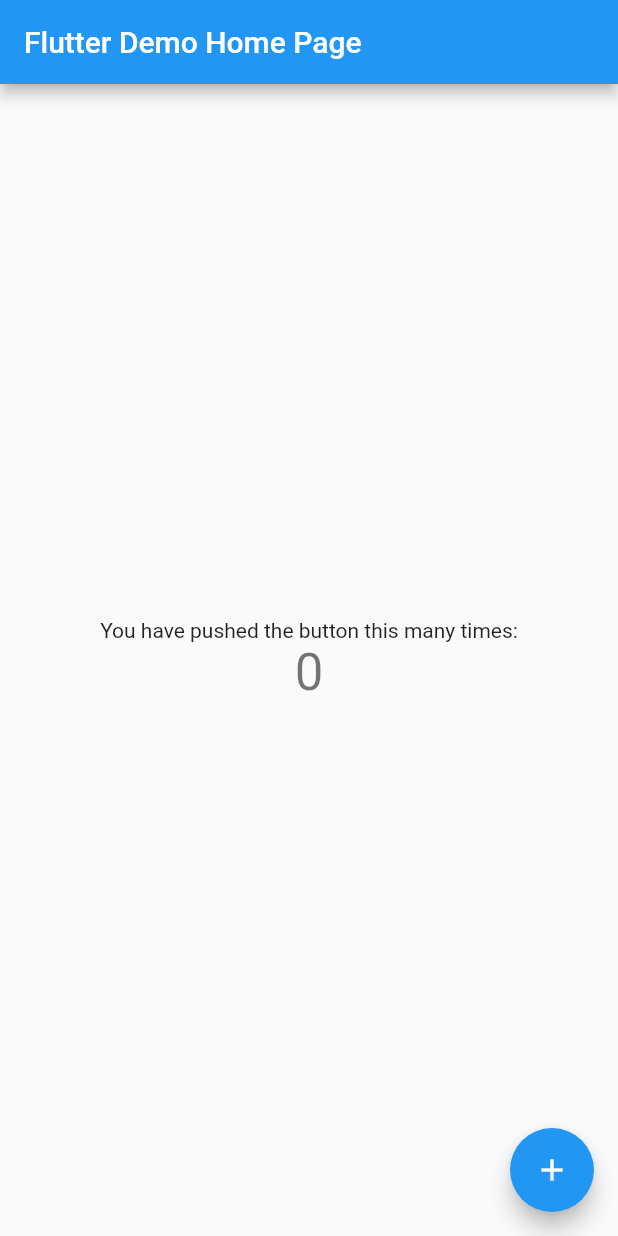
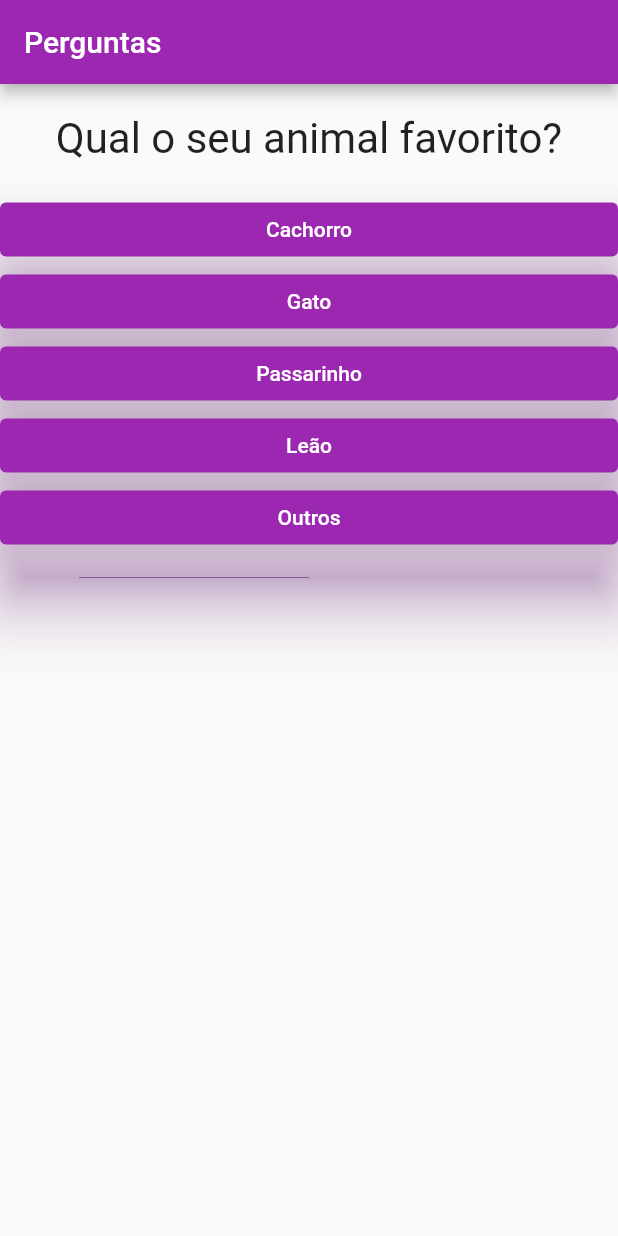
Before and after one commit to diegodmmorais/course_flutter, a Flutter app: the screen it shows after launch, on a phone screen of 412 x 824 dp. Run offline on Flutter 3.47's test engine with Material 2 defaults, Android fonts, the phone set to English and light mode, and no system bars.

Commit message:
criando projeto de estudo questionário

```diff
--- a/projeto_perguntas/lib/main.dart
+++ b/projeto_perguntas/lib/main.dart
@@ -1,115 +1,4 @@
 import 'package:flutter/material.dart';
+import 'questionario/index.dart';
 
-void main() {
-  runApp(const MyApp());
-}
-
-class MyApp extends StatelessWidget {
-  const MyApp({Key? key}) : super(key: key);
-
-  // This widget is the root of your application.
-  @override
-  Widget build(BuildContext context) {
-    return MaterialApp(
-      title: 'Flutter Demo',
-      theme: ThemeData(
-        // This is the theme of your application.
-        //
-        // Try running your application with "flutter run". You'll see the
-        // application has a blue toolbar. Then, without quitting the app, try
-        // changing the primarySwatch below to Colors.green and then invoke
-        // "hot reload" (press "r" in the console where you ran "flutter run",
-        // or simply save your changes to "hot reload" in a Flutter IDE).
-        // Notice that the counter didn't reset back to zero; the application
-        // is not restarted.
-        primarySwatch: Colors.blue,
-      ),
-      home: const MyHomePage(title: 'Flutter Demo Home Page'),
-    );
-  }
-}
-
-class MyHomePage extends StatefulWidget {
-  const MyHomePage({Key? key, required this.title}) : super(key: key);
-
-  // This widget is the home page of your application. It is stateful, meaning
-  // that it has a State object (defined below) that contains fields that affect
-  // how it looks.
-
-  // This class is the configuration for the state. It holds the values (in this
-  // case the title) provided by the parent (in this case the App widget) and
-  // used by the build method of the State. Fields in a Widget subclass are
-  // always marked "final".
-
-  final String title;
-
-  @override
-  State<MyHomePage> createState() => _MyHomePageState();
-}
-
-class _MyHomePageState extends State<MyHomePage> {
-  int _counter = 0;
-
-  void _incrementCounter() {
-    setState(() {
-      // This call to setState tells the Flutter framework that something has
-      // changed in this State, which causes it to rerun the build method below
-      // so that the display can reflect the updated values. If we changed
-      // _counter without calling setState(), then the build method would not be
-      // called again, and so nothing would appear to happen.
-      _counter++;
-    });
-  }
-
-  @override
-  Widget build(BuildContext context) {
-    // This method is rerun every time setState is called, for instance as done
-    // by the _incrementCounter method above.
-    //
-    // The Flutter framework has been optimized to make rerunning build methods
-    // fast, so that you can just rebuild anything that needs updating rather
-    // than having to individually change instances of widgets.
-    return Scaffold(
-      appBar: AppBar(
-        // Here we take the value from the MyHomePage object that was created by
-        // the App.build method, and use it to set our appbar title.
-        title: Text(widget.title),
-      ),
-      body: Center(
-        // Center is a layout widget. It takes a single child and positions it
-        // in the middle of the parent.
-        child: Column(
-          // Column is also a layout widget. It takes a list of children and
-          // arranges them vertically. By default, it sizes itself to fit its
-          // children horizontally, and tries to be as tall as its parent.
-          //
-          // Invoke "debug painting" (press "p" in the console, choose the
-          // "Toggle Debug Paint" action from the Flutter Inspector in Android
-          // Studio, or the "Toggle Debug Paint" command in Visual Studio Code)
-          // to see the wireframe for each widget.
-          //
-          // Column has various properties to control how it sizes itself and
-          // how it positions its children. Here we use mainAxisAlignment to
-          // center the children vertically; the main axis here is the vertical
-          // axis because Columns are vertical (the cross axis would be
-          // horizontal).
-          mainAxisAlignment: MainAxisAlignment.center,
-          children: <Widget>[
-            const Text(
-              'You have pushed the button this many times:',
-            ),
-            Text(
-              '$_counter',
-              style: Theme.of(context).textTheme.headline4,
-            ),
-          ],
-        ),
-      ),
-      floatingActionButton: FloatingActionButton(
-        onPressed: _incrementCounter,
-        tooltip: 'Increment',
-        child: const Icon(Icons.add),
-      ), // This trailing comma makes auto-formatting nicer for build methods.
-    );
-  }
-}
+main() => runApp(Questionario());
--- /dev/null
+++ b/projeto_perguntas/lib/questionario/index.dart
@@ -0,0 +1,3 @@
+library questionario;
+
+export 'questionario.dart';
--- /dev/null
+++ b/projeto_perguntas/lib/questionario/questionario.dart
@@ -0,0 +1,57 @@
+import 'package:flutter/material.dart';
+import 'scream/index.dart';
+import 'service/index.dart';
+
+class _State extends State<Questionario> {
+  var _perguntaSelecionada = 0;
+
+  final List<Map<String, Object>> _perguntas;
+
+  _State({required List<Map<String, Object>> perguntas})
+      : _perguntas = perguntas;
+
+  @override
+  Widget build(BuildContext context) {
+    final appBar = AppBar(title: const Text('Perguntas'));
+    Pergunta? perguntaWidget;
+    if (temPerguntaSelecionada) {
+      final pergunta = _perguntas[_perguntaSelecionada];
+      final respostas = pergunta['respostas'] as List;
+      final respostasWidget = respostas
+          .map((e) => Resposta(text: e, onPressed: _responder))
+          .toList();
+      perguntaWidget = temPerguntaSelecionada
+          ? Pergunta(
+              questao: Questao(text: pergunta['pergunta'] as String),
+              respostas: Respostas(children: respostasWidget))
+          : null;
+    }
+
+    var widget = temPerguntaSelecionada
+        ? perguntaWidget
+        : const Resultado(texto: "Parabéns");
+
+    return MaterialApp(
+        theme: ThemeData(primarySwatch: Colors.purple),
+        home: Scaffold(appBar: appBar, body: widget));
+  }
+
+  bool get temPerguntaSelecionada {
+    return _perguntaSelecionada < _perguntas.length;
+  }
+
+  void _responder() {
+    if (temPerguntaSelecionada) {
+      setState(() => {_perguntaSelecionada++});
+      print('clique no botão $_perguntaSelecionada');
+    }
+  }
+}
+
+class Questionario extends StatefulWidget {
+  Questionario({Key? key}) : super(key: key);
+
+  @override
+  State<StatefulWidget> createState() =>
+      _State(perguntas: QuestionarioService().buscarQuestionarios());
+}
--- /dev/null
+++ b/projeto_perguntas/lib/questionario/scream/index.dart
@@ -0,0 +1,7 @@
+library scream;
+
+export 'pergunta.dart';
+export 'questao.dart';
+export 'resposta.dart';
+export 'respostas.dart';
+export 'resultado.dart';
--- /dev/null
+++ b/projeto_perguntas/lib/questionario/scream/pergunta.dart
@@ -0,0 +1,19 @@
+import 'package:flutter/widgets.dart';
+import 'package:projeto_perguntas/questionario/scream/respostas.dart';
+import 'package:projeto_perguntas/questionario/scream/questao.dart';
+
+class Pergunta extends StatelessWidget {
+  final Respostas _respostas;
+  final Questao _questao;
+
+  @override
+  Widget build(BuildContext context) {
+    return Column(children: [_questao, _respostas]);
+  }
+
+  const Pergunta(
+      {Key? key, required Respostas respostas, required Questao questao})
+      : _respostas = respostas,
+        _questao = questao,
+        super(key: key);
+}
--- /dev/null
+++ b/projeto_perguntas/lib/questionario/scream/questao.dart
@@ -0,0 +1,22 @@
+import 'package:flutter/material.dart';
+
+class Questao extends StatelessWidget {
+  final String _text;
+
+  @override
+  Widget build(BuildContext context) {
+    return Container(
+      width: double.infinity, // usar para alinha o texto
+      margin: const EdgeInsets.all(20), // margem
+      child: Text(
+        _text,
+        style: const TextStyle(fontSize: 28), // aumentar o tamanho da tela
+        textAlign: TextAlign.center, // centralizar o texto
+      ),
+    );
+  }
+
+  const Questao({Key? key, required String text})
+      : _text = text,
+        super(key: key);
+}
--- /dev/null
+++ b/projeto_perguntas/lib/questionario/scream/resposta.dart
@@ -0,0 +1,29 @@
+import 'package:flutter/material.dart';
+import 'package:flutter/widgets.dart';
+
+class Resposta extends StatelessWidget {
+  final Function() _onPressed;
+  final String _text;
+
+  @override
+  Widget build(BuildContext context) {
+    return SizedBox(
+      width: double.infinity,
+      child: TextButton(
+        onPressed: _onPressed,
+        style: TextButton.styleFrom(
+            backgroundColor: Colors.purple,
+            primary: Colors.white,
+            elevation: 20,
+            shadowColor: Colors.purple),
+        child: Text(_text),
+      ),
+    );
+  }
+
+  const Resposta(
+      {Key? key, required String text, required Function() onPressed})
+      : _text = text,
+        _onPressed = onPressed,
+        super(key: key);
+}
--- /dev/null
+++ b/projeto_perguntas/lib/questionario/scream/respostas.dart
@@ -0,0 +1,14 @@
+import 'package:flutter/widgets.dart';
+
+class Respostas extends StatelessWidget {
+  final List _childrens;
+
+  @override
+  Widget build(BuildContext context) {
+    return Column(children: [..._childrens]);
+  }
+
+  const Respostas({Key? key, required List children})
+      : _childrens = children,
+        super(key: key);
+}
--- /dev/null
+++ b/projeto_perguntas/lib/questionario/scream/resultado.dart
@@ -0,0 +1,17 @@
+import 'package:flutter/material.dart';
+
+class Resultado extends StatelessWidget {
+  final String _texto;
+  @override
+  Widget build(BuildContext context) {
+    return Center(
+        child: Text(
+      _texto,
+      style: const TextStyle(color: Colors.purple, fontSize: 16.0),
+    ));
+  }
+
+  const Resultado({Key? key, required String texto})
+      : _texto = texto,
+        super(key: key);
+}
--- /dev/null
+++ b/projeto_perguntas/lib/questionario/service/index.dart
@@ -0,0 +1,3 @@
+library service;
+
+export 'questionario_service.dart';
--- /dev/null
+++ b/projeto_perguntas/lib/questionario/service/questionario_service.dart
@@ -0,0 +1,24 @@
+class QuestionarioService {
+  List<Map<String, Object>> buscarQuestionarios() {
+    return [
+      {
+        "pergunta": "Qual o seu animal favorito?",
+        "respostas": ["Cachorro", "Gato", "Passarinho", "Leão", "Outros"]
+      },
+      {
+        "pergunta": "Qual a sua cor favorita?",
+        "respostas": ["Azul", "Rosa", "Verde", "Vermelho", "Outros"]
+      },
+      {
+        "pergunta": "Qual o o seu pais favorito?",
+        "respostas": [
+          "Brasil",
+          "Estados Unidos da America",
+          "Austrália",
+          "Itália",
+          "Outros"
+        ]
+      }
+    ];
+  }
+}
```
Also changed, not shown: 1 other file.
